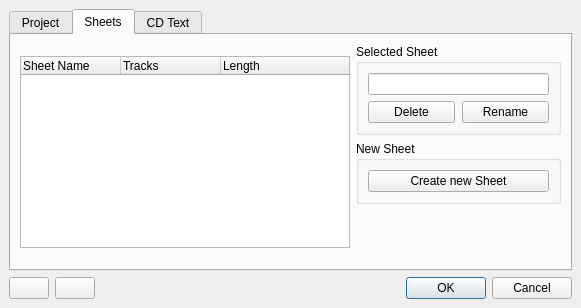
This is src/traverso/ui/ProjectManagerDialog.ui in ErwanLegrand/Traverso-DAW as Qt 5 draws it before an edit. The edited form follows.
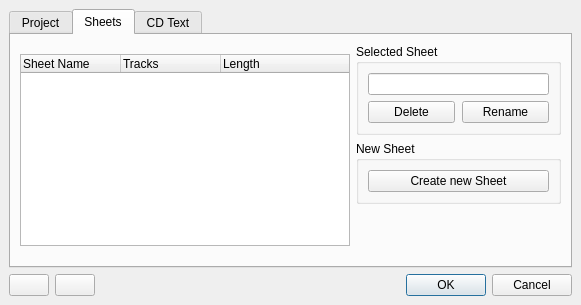
This is the edited form. The open tabs and pages were chosen to show the change.

Commit message: allow the un/redo buttons to scale in height

```diff
--- a/src/traverso/ui/ProjectManagerDialog.ui
+++ b/src/traverso/ui/ProjectManagerDialog.ui
@@ -1,12 +1,12 @@
 <ui version="4.0" >
  <class>ProjectManagerDialog</class>
- <widget class="QDialog" name="ProjectManagerDialog" >
-  <property name="geometry" >
+ <widget class="QDialog" name="ProjectManagerDialog">
+  <property name="geometry">
    <rect>
     <x>0</x>
     <y>0</y>
     <width>581</width>
-    <height>308</height>
+    <height>305</height>
    </rect>
   </property>
   <property name="maximumSize" >
@@ -18,13 +18,13 @@
   <property name="windowTitle" >
    <string>Dialog</string>
   </property>
-  <layout class="QVBoxLayout" >
-   <property name="margin" >
-    <number>9</number>
-   </property>
-   <property name="spacing" >
+  <layout class="QVBoxLayout">
+   <property name="spacing">
     <number>6</number>
    </property>
+   <property name="margin">
+    <number>9</number>
+   </property>
    <item>
     <widget class="QTabWidget" name="tabWidget" >
      <property name="currentIndex" >
@@ -218,19 +218,17 @@
       <attribute name="title" >
        <string>Sheets</string>
       </attribute>
-      <layout class="QHBoxLayout" >
-       <property name="margin" >
-        <number>9</number>
-       </property>
-       <property name="spacing" >
+      <layout class="QHBoxLayout">
+       <property name="spacing">
         <number>6</number>
        </property>
+       <property name="margin">
+        <number>9</number>
+       </property>
        <item>
-        <widget class="QTreeWidget" name="treeSheetWidget" >
-         <property name="sizePolicy" >
-          <sizepolicy>
-           <hsizetype>0</hsizetype>
-           <vsizetype>0</vsizetype>
+        <widget class="QTreeWidget" name="treeSheetWidget">
+         <property name="sizePolicy">
+          <sizepolicy hsizetype="Fixed" vsizetype="Fixed">
            <horstretch>10</horstretch>
            <verstretch>5</verstretch>
           </sizepolicy>
@@ -259,13 +257,13 @@
         </widget>
        </item>
        <item>
-        <layout class="QVBoxLayout" >
-         <property name="margin" >
-          <number>0</number>
-         </property>
-         <property name="spacing" >
+        <layout class="QVBoxLayout">
+         <property name="spacing">
           <number>6</number>
          </property>
+         <property name="margin">
+          <number>0</number>
+         </property>
          <item>
           <widget class="QGroupBox" name="groupBox_4" >
            <property name="title" >
@@ -647,27 +645,27 @@
     </widget>
    </item>
    <item>
-    <layout class="QHBoxLayout" >
-     <property name="margin" >
-      <number>0</number>
-     </property>
-     <property name="spacing" >
+    <layout class="QHBoxLayout">
+     <property name="spacing">
       <number>6</number>
      </property>
+     <property name="margin">
+      <number>0</number>
+     </property>
      <item>
-      <layout class="QHBoxLayout" >
-       <property name="margin" >
+      <layout class="QHBoxLayout" name="_2">
+       <property name="spacing">
+        <number>6</number>
+       </property>
+       <property name="margin">
         <number>0</number>
        </property>
-       <property name="spacing" >
-        <number>6</number>
-       </property>
        <item>
-        <widget class="QPushButton" name="undoButton" >
-         <property name="maximumSize" >
+        <widget class="QPushButton" name="undoButton">
+         <property name="maximumSize">
           <size>
            <width>16777215</width>
-           <height>22</height>
+           <height>42</height>
           </size>
          </property>
          <property name="toolTip" >
@@ -682,11 +680,11 @@
         </widget>
        </item>
        <item>
-        <widget class="QPushButton" name="redoButton" >
-         <property name="maximumSize" >
+        <widget class="QPushButton" name="redoButton">
+         <property name="maximumSize">
           <size>
            <width>16777215</width>
-           <height>22</height>
+           <height>42</height>
           </size>
          </property>
          <property name="toolTip" >
@@ -707,8 +705,8 @@
        <property name="orientation" >
         <enum>Qt::Horizontal</enum>
        </property>
-       <property name="standardButtons" >
-        <set>QDialogButtonBox::Cancel|QDialogButtonBox::NoButton|QDialogButtonBox::Ok</set>
+       <property name="standardButtons">
+        <set>QDialogButtonBox::Cancel|QDialogButtonBox::Ok</set>
        </property>
       </widget>
      </item>
```
Left out of the diff: 403 changed lines with no effect on the pictures.
